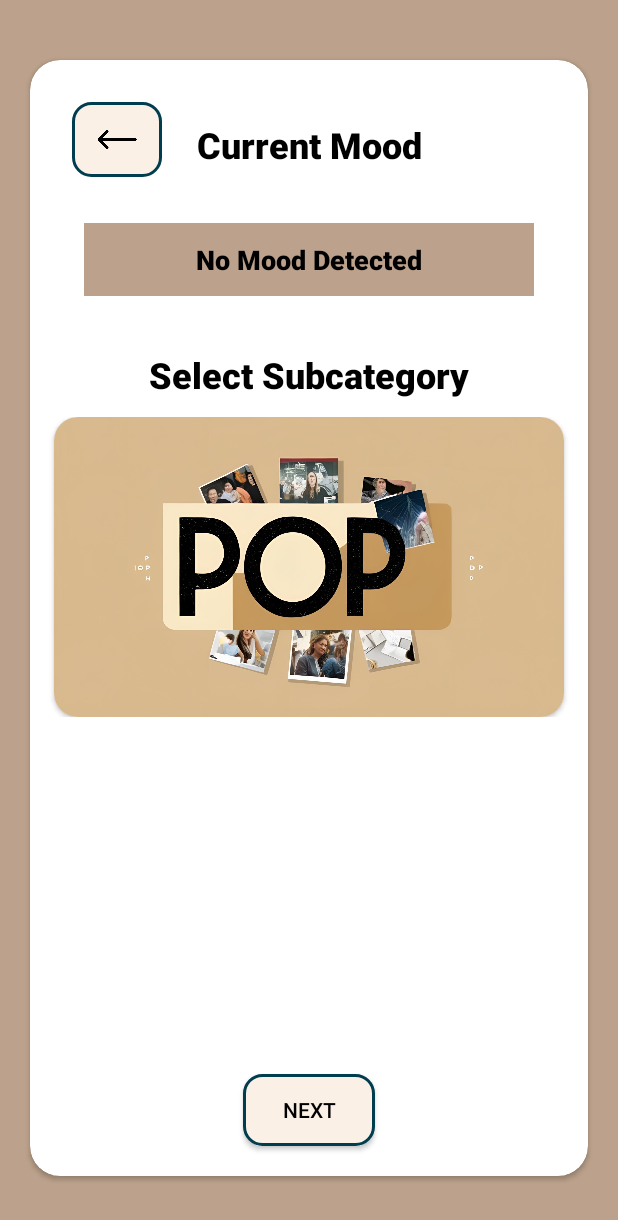
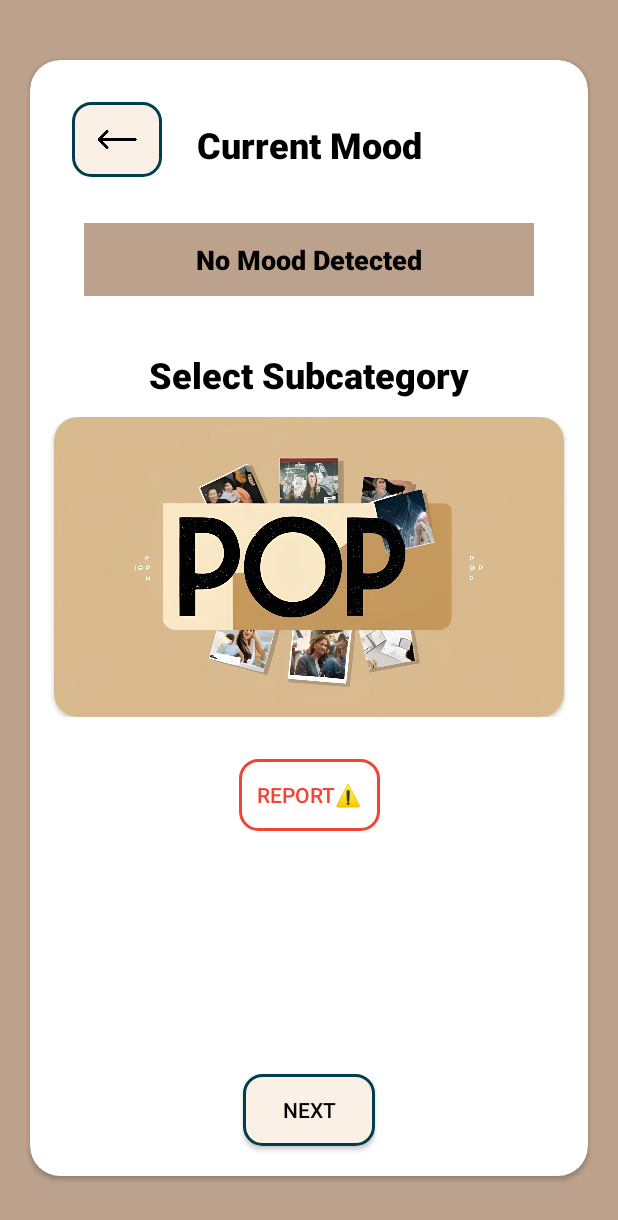
Before and after one commit to ayushsaksena30/Mood-Predictor-App, an Android app: the SelectedMoodResult screen opened directly, with no data from a screen before it, on a phone screen of 412 x 824 dp. Shown: the top 1220 px of the screen. Run offline under Robolectric (Android 15) with nearby library versions, the phone set to English and light mode, and no system bars.

Commit message:
Added Report Feature to comply with Google Play Store's Policy

```diff
--- /dev/null
+++ b/app/src/main/res/drawable/error_btn.xml
@@ -0,0 +1,6 @@
+<?xml version="1.0" encoding="utf-8"?>
+<shape xmlns:android="http://schemas.android.com/apk/res/android"
+    android:shape="rectangle">
+    <corners android:radius="12dp" />
+    <stroke android:width="2dp" android:color="@color/red" />
+</shape>
--- a/app/src/main/res/layout/activity_selected_mood_result.xml
+++ b/app/src/main/res/layout/activity_selected_mood_result.xml
@@ -99,6 +99,19 @@
                         app:layout_constraintStart_toStartOf="parent"
                         app:layout_constraintEnd_toEndOf="parent" />
 
+                    <androidx.appcompat.widget.AppCompatButton
+                        android:id="@+id/btnReport"
+                        android:background="@drawable/error_btn"
+                        android:textColor="@color/red"
+                        android:layout_width="wrap_content"
+                        android:layout_height="wrap_content"
+                        android:text="Report⚠️"
+                        android:layout_marginTop="28dp"
+                        android:padding="12sp"
+                        app:layout_constraintStart_toStartOf="parent"
+                        app:layout_constraintEnd_toEndOf="parent"
+                        app:layout_constraintTop_toBottomOf="@id/viewPager"/>
+
                 </androidx.constraintlayout.widget.ConstraintLayout>
 
             </ScrollView>
```
Also changed, not shown: app/src/main/java/com/saksena/moodpredictorapp/ConfigureMenuResult/SelectedMoodResult.kt (+53 -0 lines), app/src/main/java/com/saksena/moodpredictorapp/SelectWayResult/PredictedImageMoodResult.kt (+52 -0 lines), app/src/main/res/layout/activity_predicted_mood_result.xml (+13 -0 lines).
